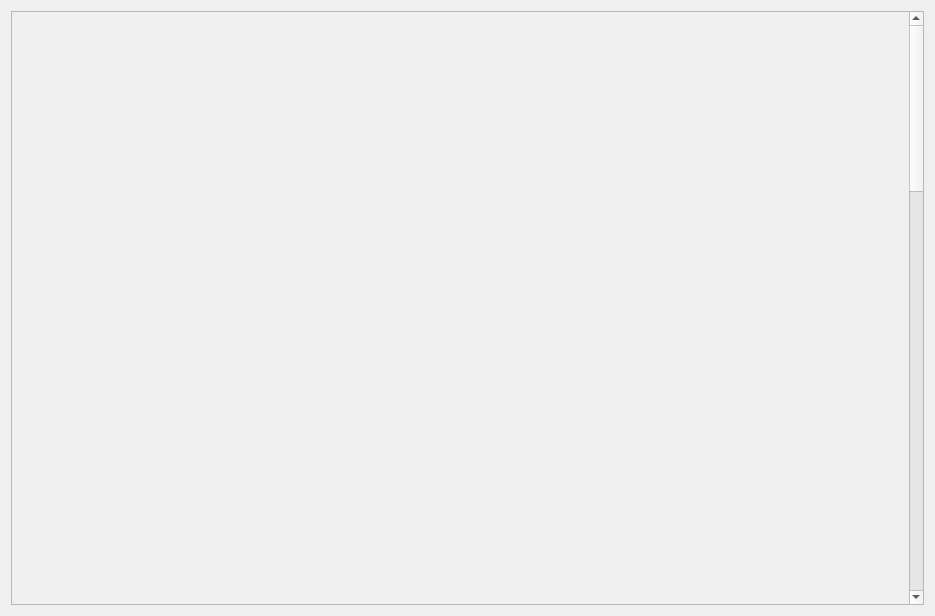
Above: kaffeknekt/GUI_firstDraft/coffeinstructionsdialog.ui from martintara/kaffeknekt before the change. Below: the same form after it.
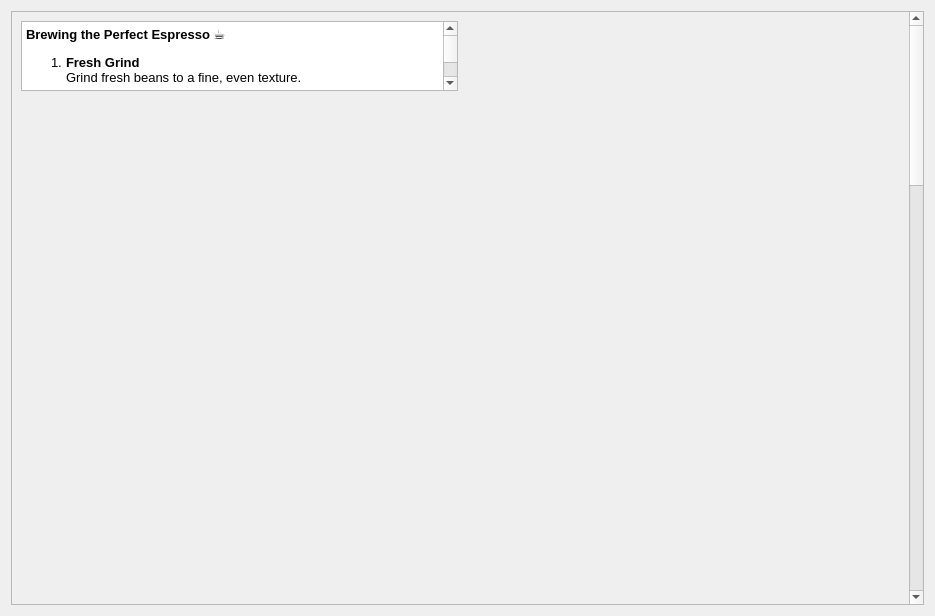
That is the form after the change. Icons and pictures are not drawn.

```diff
--- a/kaffeknekt/GUI_firstDraft/coffeinstructionsdialog.ui
+++ b/kaffeknekt/GUI_firstDraft/coffeinstructionsdialog.ui
@@ -24,12 +24,12 @@
        <rect>
         <x>0</x>
         <y>0</y>
-        <width>2094</width>
-        <height>2018</height>
+        <width>901</width>
+        <height>2094</height>
        </rect>
       </property>
       <layout class="QGridLayout" name="gridLayout_2">
-       <item row="0" column="1">
+       <item row="1" column="1">
         <widget class="QLabel" name="beans">
          <property name="sizePolicy">
           <sizepolicy hsizetype="Expanding" vsizetype="Expanding">
@@ -58,35 +58,25 @@
         </widget>
        </item>
        <item row="0" column="0">
-        <widget class="QLabel" name="label">
-         <property name="sizePolicy">
-          <sizepolicy hsizetype="Expanding" vsizetype="Preferred">
-           <horstretch>0</horstretch>
-           <verstretch>0</verstretch>
-          </sizepolicy>
-         </property>
-         <property name="minimumSize">
-          <size>
-           <width>0</width>
-           <height>0</height>
-          </size>
-         </property>
-         <property name="styleSheet">
-          <string notr="true">background-color: rgba(255, 255, 255, 0);
-color: #000000;
-</string>
-         </property>
-         <property name="frameShape">
-          <enum>QFrame::NoFrame</enum>
-         </property>
-         <property name="text">
-          <string>&lt;html&gt;&lt;head/&gt;&lt;body&gt;&lt;h2 align=&quot;center&quot; style=&quot; margin-top:16px; margin-bottom:12px; margin-left:0px; margin-right:0px; -qt-block-indent:0; text-indent:0px;&quot;&gt;&lt;span style=&quot; font-size:48pt; font-weight:700;&quot;&gt;☕️ Brewing the Perfect Espresso ☕️&lt;/span&gt;&lt;/h2&gt;&lt;p align=&quot;center&quot;&gt;&lt;span style=&quot; font-size:26pt; font-weight:700;&quot;&gt;1. Fresh Grind&lt;/span&gt;&lt;span style=&quot; font-size:48pt;&quot;&gt;&lt;br/&gt;&lt;/span&gt;&lt;span style=&quot; font-size:22pt;&quot;&gt;Grind fresh beans to a fine, even texture.&lt;/span&gt;&lt;/p&gt;&lt;p align=&quot;center&quot;&gt;&lt;span style=&quot; font-size:28pt; font-weight:700;&quot;&gt;2. Precise Dose&lt;/span&gt;&lt;span style=&quot; font-size:48pt;&quot;&gt;&lt;br/&gt;&lt;/span&gt;&lt;span style=&quot; font-size:20pt;&quot;&gt;Weigh out 18–20 g of grounds and gently mound them in the portafilter.&lt;/span&gt;&lt;/p&gt;&lt;p align=&quot;center&quot;&gt;&lt;span style=&quot; font-size:28pt; font-weight:700;&quot;&gt;3. Even Distribution&lt;/span&gt;&lt;span style=&quot; font-size:48pt;&quot;&gt;&lt;br/&gt;&lt;/span&gt;&lt;span style=&quot; font-size:20pt;&quot;&gt;Tap the side of the portafilter to settle the coffee and sweep off any stray grounds to create a flat surface.&lt;/span&gt;&lt;/p&gt;&lt;p align=&quot;center&quot;&gt;&lt;br/&gt;&lt;/p&gt;&lt;p align=&quot;center&quot;&gt;&lt;span style=&quot; font-size:28pt; font-weight:700;&quot;&gt;4. Firm Tamp&lt;/span&gt;&lt;span style=&quot; font-size:48pt;&quot;&gt;&lt;br/&gt;&lt;/span&gt;&lt;span style=&quot; font-size:20pt;&quot;&gt;Press down with 30–40 lbs of pressure using a level tamper. &lt;/span&gt;&lt;/p&gt;&lt;p align=&quot;center&quot;&gt;&lt;span style=&quot; font-size:28pt; font-weight:700;&quot;&gt;5. Secure Lock-In&lt;/span&gt;&lt;span style=&quot; font-size:48pt;&quot;&gt;&lt;br/&gt;&lt;/span&gt;&lt;span style=&quot; font-size:20pt;&quot;&gt;Twist the portafilter firmly into the group head.&lt;/span&gt;&lt;/p&gt;&lt;p align=&quot;center&quot;&gt;&lt;span style=&quot; font-size:20pt;&quot;&gt;.&lt;/span&gt;&lt;/p&gt;&lt;p align=&quot;center&quot;&gt;&lt;span style=&quot; font-size:28pt; font-weight:700;&quot;&gt;6. Flow Check&lt;/span&gt;&lt;span style=&quot; font-size:48pt;&quot;&gt;&lt;br/&gt;&lt;/span&gt;&lt;span style=&quot; font-size:20pt;&quot;&gt;Watch for a smooth, caramel-colored stream, no drips or spurts. &lt;/span&gt;&lt;/p&gt;&lt;p align=&quot;center&quot;&gt;&lt;span style=&quot; font-size:28pt; font-weight:700;&quot;&gt;7. Clean &amp;amp; Reset&lt;/span&gt;&lt;span style=&quot; font-size:48pt;&quot;&gt;&lt;br/&gt;&lt;/span&gt;&lt;span style=&quot; font-size:20pt;&quot;&gt;After the brewing process ends, eject the coffee-puck, wipe the basket, and prepare for your next shot.&lt;/span&gt;&lt;/p&gt;&lt;p align=&quot;center&quot;&gt;&lt;span style=&quot; font-size:72pt; font-weight:700;&quot;&gt;✨ Enjoy your coffee ✨&lt;/span&gt;&lt;/p&gt;&lt;/body&gt;&lt;/html&gt;</string>
-         </property>
-         <property name="textFormat">
-          <enum>Qt::PlainText</enum>
-         </property>
-         <property name="wordWrap">
-          <bool>true</bool>
+        <widget class="QTextEdit" name="textEdit">
+         <property name="html">
+          <string>&lt;!DOCTYPE HTML PUBLIC &quot;-//W3C//DTD HTML 4.0//EN&quot; &quot;http://www.w3.org/TR/REC-html40/strict.dtd&quot;&gt;
+&lt;html&gt;&lt;head&gt;&lt;meta name=&quot;qrichtext&quot; content=&quot;1&quot; /&gt;&lt;meta charset=&quot;utf-8&quot; /&gt;&lt;style type=&quot;text/css&quot;&gt;
+p, li { white-space: pre-wrap; }
+hr { height: 1px; border-width: 0; }
+li.unchecked::marker { content: &quot;\2610&quot;; }
+li.checked::marker { content: &quot;\2612&quot;; }
+&lt;/style&gt;&lt;/head&gt;&lt;body style=&quot; font-family:'Sans'; font-size:10pt; font-weight:400; font-style:normal;&quot;&gt;
+&lt;p style=&quot; margin-top:12px; margin-bottom:12px; margin-left:0px; margin-right:0px; -qt-block-indent:0; text-indent:0px;&quot;&gt;&lt;span style=&quot; font-weight:700;&quot;&gt;Brewing the Perfect Espresso&lt;/span&gt; ☕️&lt;/p&gt;
+&lt;ol style=&quot;margin-top: 0px; margin-bottom: 0px; margin-left: 0px; margin-right: 0px; -qt-list-indent: 1;&quot;&gt;
+&lt;li style=&quot; margin-top:12px; margin-bottom:12px; margin-left:0px; margin-right:0px; -qt-block-indent:0; text-indent:0px;&quot;&gt;&lt;span style=&quot; font-weight:700;&quot;&gt;Fresh Grind&lt;/span&gt;&lt;br /&gt;Grind fresh beans to a fine, even texture.&lt;/li&gt;
+&lt;li style=&quot; margin-top:12px; margin-bottom:12px; margin-left:0px; margin-right:0px; -qt-block-indent:0; text-indent:0px;&quot;&gt;&lt;span style=&quot; font-weight:700;&quot;&gt;Precise Dose&lt;/span&gt;&lt;br /&gt;Weigh out 18–20 g of grounds and gently mound them in the portafilter.&lt;/li&gt;
+&lt;li style=&quot; margin-top:12px; margin-bottom:12px; margin-left:0px; margin-right:0px; -qt-block-indent:0; text-indent:0px;&quot;&gt;&lt;span style=&quot; font-weight:700;&quot;&gt;Even Distribution&lt;/span&gt;&lt;br /&gt;Tap the side of the portafilter to settle the coffee and sweep off any stray grounds to create a flat surface.&lt;/li&gt;
+&lt;li style=&quot; margin-top:12px; margin-bottom:12px; margin-left:0px; margin-right:0px; -qt-block-indent:0; text-indent:0px;&quot;&gt;&lt;span style=&quot; font-weight:700;&quot;&gt;Firm Tamp&lt;/span&gt;&lt;br /&gt;Press down with 30–40 lbs of pressure using a level tamper.&lt;/li&gt;
+&lt;li style=&quot; margin-top:12px; margin-bottom:12px; margin-left:0px; margin-right:0px; -qt-block-indent:0; text-indent:0px;&quot;&gt;&lt;span style=&quot; font-weight:700;&quot;&gt;Secure Lock-In&lt;/span&gt;&lt;br /&gt;Twist the portafilter firmly into the group head.&lt;/li&gt;
+&lt;li style=&quot; margin-top:12px; margin-bottom:12px; margin-left:0px; margin-right:0px; -qt-block-indent:0; text-indent:0px;&quot;&gt;&lt;span style=&quot; font-weight:700;&quot;&gt;Flow Check&lt;/span&gt;&lt;br /&gt;Watch for a smooth, caramel-colored stream—no drips or spurts.&lt;/li&gt;
+&lt;li style=&quot; margin-top:12px; margin-bottom:12px; margin-left:0px; margin-right:0px; -qt-block-indent:0; text-indent:0px;&quot;&gt;&lt;span style=&quot; font-weight:700;&quot;&gt;Clean &amp;amp; Reset&lt;/span&gt;&lt;br /&gt;After brewing ends, eject the coffee puck, wipe the basket, and prepare for your next shot.&lt;/li&gt;&lt;/ol&gt;
+&lt;p style=&quot; margin-top:12px; margin-bottom:12px; margin-left:0px; margin-right:0px; -qt-block-indent:0; text-indent:0px;&quot;&gt;✨ Enjoy your coffee ✨&lt;/p&gt;&lt;/body&gt;&lt;/html&gt;</string>
          </property>
         </widget>
        </item>
```
Left out of the diff: 6 changed lines with no effect on the pictures.
